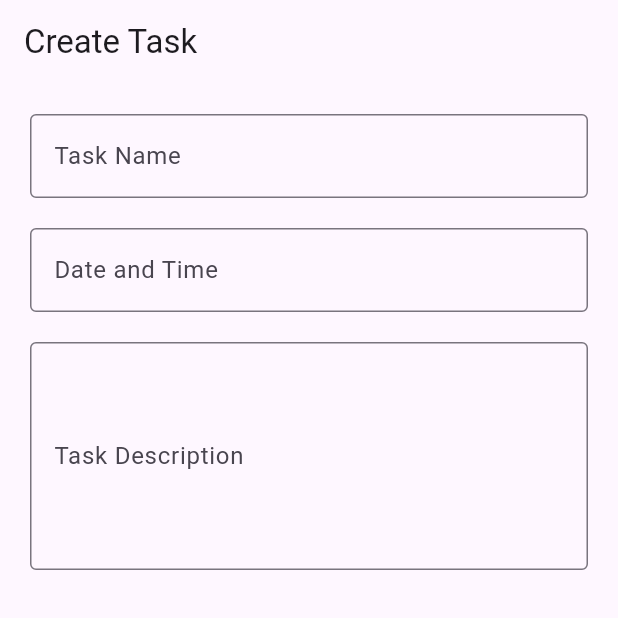
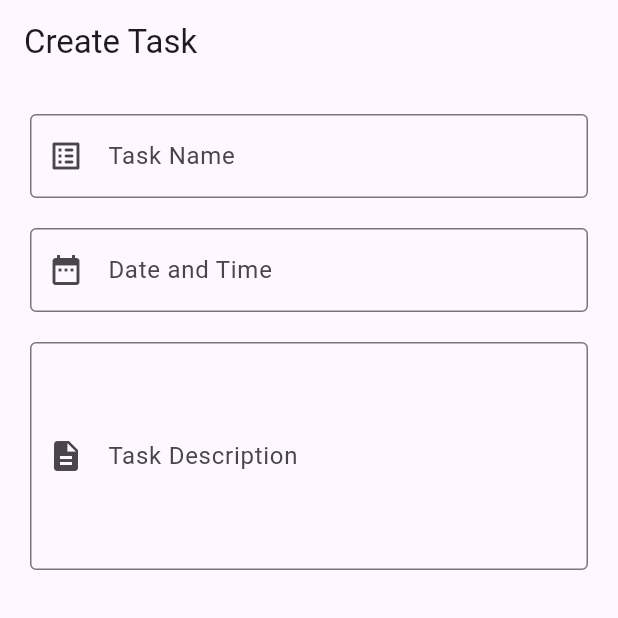
Before and after one commit to PsdeveloperFlutter/lufickapp, a Flutter app: the create screen opened directly, on a phone screen of 412 x 824 dp, the top half of it. Run offline on Flutter 3.47's test engine with Material 3 defaults, Android fonts, the light colour scheme and no system bars; our stand-ins replace get.

Commit message:
Hii It is My Flutter Internship work

```diff
--- a/lib/Todo_Application/screen/Creation_of_task.dart
+++ b/lib/Todo_Application/screen/Creation_of_task.dart
@@ -1,5 +1,5 @@
 // This is the Main Part of Our Flutter Applications
-//This is the Main Part of the Create of task in Our Application
+//This is the Main Part of the Create of task in Our Applications
 import 'package:flutter/cupertino.dart';
 import 'package:flutter/material.dart';
 import 'package:get/get_rx/src/rx_types/rx_types.dart';
@@ -19,19 +19,27 @@ class create extends StatelessWidget {
       ),
       body: Padding(
         padding: const EdgeInsets.all(20.0),
+        child: SingleChildScrollView(
           child: Column(
             children: [
               TextField(
                 controller: taskNameController,
                 decoration: InputDecoration(
+                  hintStyle: TextStyle(color: Colors.grey),
+                  hintText: "What needs to be done?",
+                  prefixIcon: Icon(Icons.list_alt_rounded),
                   labelText: 'Task Name',
                   border: OutlineInputBorder(),
                 ),
               ),
               SizedBox(height: 20),
               TextField(
+
                 controller: dateTimeController,
                 decoration: InputDecoration(
+                  hintStyle: TextStyle(color: Colors.grey),
+                  hintText: "Date and Time",
+                  prefixIcon: Icon(Icons.date_range),
                   labelText: 'Date and Time',
                   border: OutlineInputBorder(),
                 ),
@@ -44,14 +52,18 @@ class create extends StatelessWidget {
                   );
                   if (picked != null) {
                     selectedDate.value = picked;
-                  dateTimeController.text = selectedDate.value.toString();
+                    dateTimeController.text = selectedDate.value.toString().split(' ')[0];
                   }
                 },
               ),
               SizedBox(height: 20),
               TextField(
+
                 controller: taskDescriptionController,
                 decoration: InputDecoration(
+                  hintText: "More details about the task",
+                  hintStyle: TextStyle(color: Colors.grey),
+                  prefixIcon: Icon(Icons.description),
                   labelText: 'Task Description',
                   border: OutlineInputBorder(),
                 ),
@@ -60,6 +72,7 @@ class create extends StatelessWidget {
             ],
           ),
         ),
+      ),
     );
   }
 }
```
Lines whose indentation alone changed are shown as unchanged.
